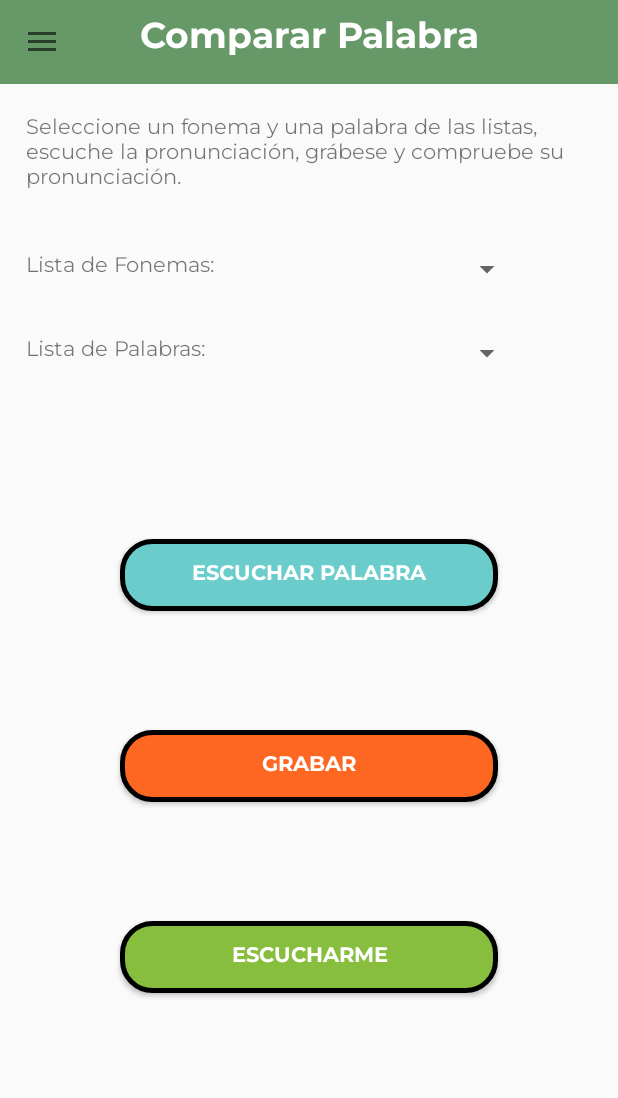
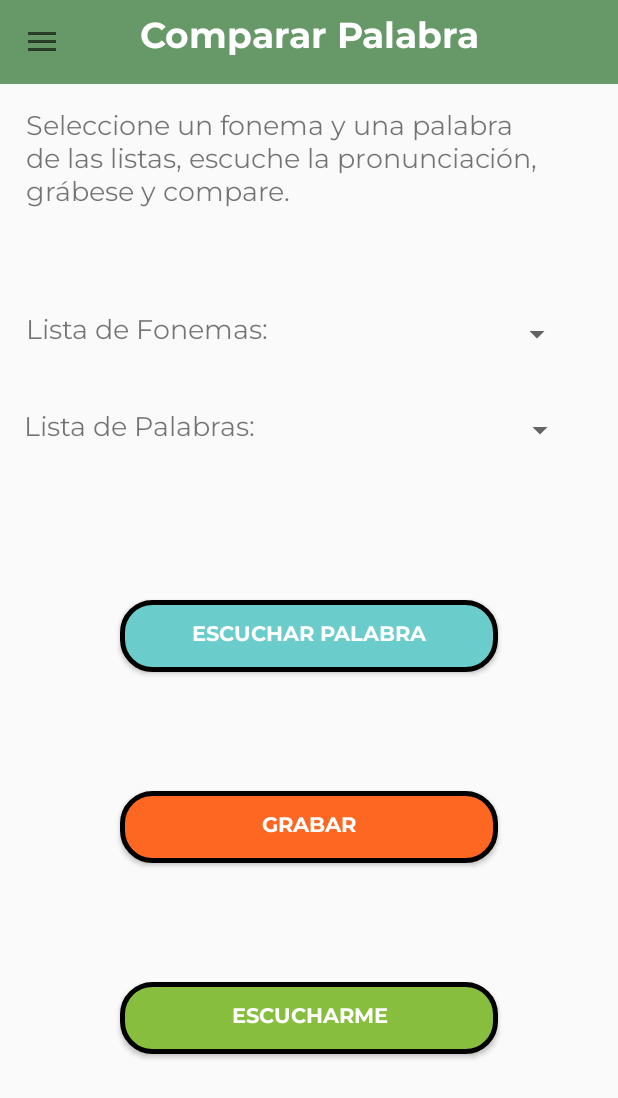
Before and after one commit to vaorozco/App-Web-Ingles, an Android app: the CompararPalabra screen opened directly, with no data from a screen before it, on a phone screen of 412 x 824 dp. Shown: the top 1098 px of the screen. Run offline under Robolectric (Android 15) with nearby library versions, the phone set to English and light mode, and no system bars.

Commit message:
Banco de Fonemas casi completo, comparar palabra listo

```diff
--- a/Proyecto/app/src/main/java/com/example/proyecto/CompararPalabra.java
+++ b/Proyecto/app/src/main/java/com/example/proyecto/CompararPalabra.java
@@ -28,11 +28,16 @@ import android.widget.Toast;
 
 import com.google.android.material.navigation.NavigationView;
 
+import java.sql.CallableStatement;
+import java.sql.ResultSet;
+import java.sql.SQLException;
+import java.util.ArrayList;
 import java.util.UUID;
 
 import static android.Manifest.permission.WRITE_EXTERNAL_STORAGE;
+import static com.example.proyecto.ConnectionHelper.conexionBD;
 
-public class CompararPalabra extends AppCompatActivity implements NavigationView.OnNavigationItemSelectedListener, AdapterView.OnItemSelectedListener{
+public class CompararPalabra extends AppCompatActivity implements NavigationView.OnNavigationItemSelectedListener{//, AdapterView.OnItemSelectedListener{
 
     DrawerLayout drawerLayout;
     NavigationView navigationView;
@@ -44,6 +49,11 @@ public class CompararPalabra extends AppCompatActivity implements NavigationView
     TextView textView;
     final int REQUEST_PERMISSION_CODE=1000;
     Fonema fonema = new Fonema();
+    Spinner spinner, spinner2;
+    Palabra palabra = new Palabra();
+    ArrayList listaNombresPalabras = new ArrayList<>();
+    ArrayList<byte[]> listaSonidosPalabras = new ArrayList<byte[]>();
+    //ArrayList listaSonidosPalabras = new ArrayList<byte[]>();
     @Override
     protected void onCreate(Bundle savedInstanceState) {
         super.onCreate(savedInstanceState);
@@ -65,19 +75,15 @@ public class CompararPalabra extends AppCompatActivity implements NavigationView
 
         if(!checkPermissionFromDevice())
             requestPermission();
-
-        //Spinner
-        Spinner spinner = (Spinner) findViewById(R.id.spinner3);
+        spinner = findViewById(R.id.spinner3);
+        spinner2 = findViewById(R.id.spinner4);
         ArrayAdapter<String> adapter = new ArrayAdapter<String>(this, android.R.layout.simple_spinner_item, fonema.listaNombres());
         adapter.setDropDownViewResource(android.R.layout.simple_spinner_dropdown_item);
         spinner.setAdapter(adapter);
-        spinner.setOnItemSelectedListener(this);
-
         botonEscucharPalabra = findViewById(R.id.botonEscucharPalabra);
         botonGrabar = findViewById(R.id.botonGrabar); //button1 boton grabar
         botonParar = findViewById(R.id.botonParar); //button2 boton parar
         botonEscucharme = findViewById(R.id.botonEscucharme); //button3 boton escucharme
-
 
         botonGrabar.setOnClickListener(new View.OnClickListener() {
             @Override
@@ -136,23 +142,106 @@ public class CompararPalabra extends AppCompatActivity implements NavigationView
                 Toast.makeText(CompararPalabra.this,"Sonando...",Toast.LENGTH_SHORT).show();
             }
         });
+
+        spinner.setOnItemSelectedListener(new AdapterView.OnItemSelectedListener(){
+            @Override
+            public void onItemSelected(AdapterView<?> parent, View view, int position, long id) {
+                listaNombresPalabras.removeAll(listaNombresPalabras);
+                listaSonidosPalabras.removeAll(listaSonidosPalabras);
+                try {CallableStatement spIDPalabra = conexionBD().prepareCall("{call dbo.SeleccionarPalabrasFonema(?)}");
+                    spIDPalabra.setInt(1,position+1);
+                    ResultSet rsIDPalabra = spIDPalabra.executeQuery();
+                    while(rsIDPalabra.next()){
+                        int idPalabra = rsIDPalabra.getInt(1);
+                        listaNombresPalabras.add(palabra.getListaPalabra().get(idPalabra-1).getNombre());
+                        byte[] sonido = palabra.getListaPalabra().get(idPalabra-1).getSonido();
+                        listaSonidosPalabras.add(sonido);
+                    }
+                    rsIDPalabra.close();
+                    spIDPalabra.close();
+                    conexionBD().close();
+                }catch (SQLException throwables) {
+                    throwables.printStackTrace();
+                }
+                spinner2.setAdapter(new ArrayAdapter<String>(CompararPalabra.this,android.R.layout.simple_spinner_dropdown_item,
+                        listaNombresPalabras));
+
+                //set divSpinner Visibility to Visible
+                //spinner2.setVisibility(View.VISIBLE);
+            }
+
+            @Override
+            public void onNothingSelected(AdapterView<?> parent)
+            {
+                // can leave this empty
+            }
+        });
+        spinner2.setOnItemSelectedListener(new AdapterView.OnItemSelectedListener()
+        {
+            @Override
+            public void onItemSelected(AdapterView<?> parent, View view, int position, long id)
+            {
+                Toast.makeText(getApplicationContext(), "Palabra seleccionada: "+listaNombresPalabras.get(position) ,Toast.LENGTH_SHORT).show();
+                botonEscucharPalabra.setOnClickListener(new View.OnClickListener() {
+                    @Override
+                    public void onClick(View v) {
+                        //fonema.reproducirSonido2((byte[]) listaSonidosPalabras.get(position),CompararPalabra.this);
+                        fonema.reproducirSonido2(listaSonidosPalabras.get(position),CompararPalabra.this);
+                    }
+                });
+            }
+
+            @Override
+            public void onNothingSelected(AdapterView<?> parent) {
+                // can leave this empty
+            }
+
+        });
+
+
+
+
+
     }
 
-    @Override
+    /*@Override
     public void onItemSelected(AdapterView<?> arg0, View arg1, int position, long id) {
+        System.out.println("POSITIONNNNNNNNNNNNNNNNNNNNNNNNNNNNNNNNNNNNNNNNNNNNNNNNNNNNNNNNNNNNNNNNNNNNNNNNNNNNNNNNNNNNNNNNNNNNN"+ position);
+        Toast.makeText(getApplicationContext(), "Fonema seleccionado: "+fonema.listaNombres().get(position) ,Toast.LENGTH_SHORT).show();
+        try {CallableStatement spIDPalabra = conexionBD().prepareCall("{call dbo.SeleccionarPalabrasFonema(?)}");
+        spIDPalabra.setInt(1,position+1);
+        ResultSet rsIDPalabra = spIDPalabra.executeQuery();
+        while(rsIDPalabra.next()){
+            int idPalabra = rsIDPalabra.getInt(1);
+            listaNombresPalabras.add(palabra.getListaPalabra().get(idPalabra-1).getNombre());
+        }
+        rsIDPalabra.close();
+        spIDPalabra.close();
+        conexionBD().close();
+        }catch (SQLException throwables) {
+            throwables.printStackTrace();
+        }
+        spinner2.setAdapter(new ArrayAdapter<String>(CompararPalabra.this,android.R.layout.simple_spinner_dropdown_item,
+                listaNombresPalabras));
+        /*spinner2 = findViewById(R.id.spinner4);
+        ArrayAdapter<String> adapter = new ArrayAdapter<String>(this, android.R.layout.simple_spinner_item, fonema.listaNombres());
+        adapter.setDropDownViewResource(android.R.layout.simple_spinner_dropdown_item);*/
+
+        //spinner.setAdapter(adapter);
+        /*spinner2.setOnItemSelectedListener(this);
+
         botonEscucharPalabra.setOnClickListener(new View.OnClickListener() {
             @Override
             public void onClick(View v) {
-                fonema.reproducirSonido2(fonema.getListaFonemas().get(position).getSonido(),CompararPalabra.this);
+                fonema.reproducirSonido2(palabra.getListaPalabra().get(position).getSonido(),CompararPalabra.this);
             }
         });
-        Toast.makeText(getApplicationContext(), "Fonema seleccionado: "+fonema.listaNombres().get(position) ,Toast.LENGTH_SHORT).show();
     }
 
     @Override
     public void onNothingSelected(AdapterView<?> parent) {
 
-    }
+    }*/
 
     private void setupMediaRecorder(){
         mediaRecorder = new MediaRecorder();
@@ -221,4 +310,5 @@ public class CompararPalabra extends AppCompatActivity implements NavigationView
         drawerLayout.closeDrawer(GravityCompat.START);
         return true;
     }
+
 }
--- a/Proyecto/app/src/main/res/layout/activity_comparar_palabra.xml
+++ b/Proyecto/app/src/main/res/layout/activity_comparar_palabra.xml
@@ -5,18 +5,18 @@
     android:id="@+id/drawer_layout"
     android:layout_width="match_parent"
     android:layout_height="match_parent"
+    android:fitsSystemWindows="true"
     tools:context=".CompararPalabra"
-    android:fitsSystemWindows="true"
     tools:openDrawer="start">
 
     <com.google.android.material.navigation.NavigationView
 
+        android:id="@+id/nav_view"
         android:layout_width="wrap_content"
         android:layout_height="match_parent"
-        android:id="@+id/nav_view"
+        android:layout_gravity="start"
         app:headerLayout="@layout/header2"
-        app:menu="@menu/main_menu2"
-        android:layout_gravity="start"/>
+        app:menu="@menu/main_menu2" />
 
     <ScrollView
         android:layout_width="match_parent"
@@ -28,33 +28,33 @@
 
             <TextView
                 android:id="@+id/textView18"
-            android:layout_width="142dp"
-            android:layout_height="22dp"
-            android:layout_marginStart="17dp"
-            android:layout_marginLeft="17dp"
-            android:layout_marginTop="84dp"
-            android:layout_marginEnd="45dp"
-            android:layout_marginRight="45dp"
+                android:layout_width="193dp"
+                android:layout_height="46dp"
+                android:layout_marginStart="16dp"
+                android:layout_marginLeft="16dp"
+                android:layout_marginTop="19dp"
+                android:layout_marginEnd="32dp"
+                android:layout_marginRight="32dp"
+                android:layout_marginBottom="81dp"
                 android:fontFamily="@font/montserrat"
                 android:text="Lista de Palabras:"
+                android:textSize="18sp"
+                app:layout_constraintBottom_toTopOf="@+id/botonEscucharPalabra"
                 app:layout_constraintEnd_toStartOf="@+id/spinner4"
-            app:layout_constraintHorizontal_bias="0.0"
                 app:layout_constraintStart_toStartOf="parent"
-            app:layout_constraintTop_toBottomOf="@+id/textView16" />
+                app:layout_constraintTop_toBottomOf="@+id/textView17" />
 
             <Spinner
                 android:id="@+id/spinner4"
-            android:layout_width="0dp"
-            android:layout_height="wrap_content"
-            android:layout_marginStart="44dp"
-            android:layout_marginLeft="44dp"
-            android:layout_marginTop="84dp"
-            android:layout_marginEnd="63dp"
-            android:layout_marginRight="63dp"
+                android:layout_width="142dp"
+                android:layout_height="47dp"
+                android:layout_marginTop="8dp"
+                android:layout_marginEnd="28dp"
+                android:layout_marginRight="28dp"
+                app:layout_constraintBottom_toTopOf="@+id/botonEscucharPalabra"
                 app:layout_constraintEnd_toEndOf="parent"
-            app:layout_constraintHorizontal_bias="1.0"
-            app:layout_constraintStart_toEndOf="@+id/textView17"
-            app:layout_constraintTop_toBottomOf="@+id/textView16" />
+                app:layout_constraintStart_toEndOf="@+id/textView18"
+                app:layout_constraintTop_toBottomOf="@+id/spinner3" />
 
             <androidx.appcompat.widget.Toolbar
                 android:id="@+id/toolbar6"
@@ -85,15 +85,16 @@
             <TextView
                 android:id="@+id/textView16"
                 android:layout_width="0dp"
-            android:layout_height="64dp"
+                android:layout_height="116dp"
                 android:layout_marginStart="17dp"
                 android:layout_marginLeft="17dp"
-            android:layout_marginTop="19dp"
+                android:layout_marginTop="16dp"
                 android:layout_marginEnd="16dp"
                 android:layout_marginRight="16dp"
                 android:layout_marginBottom="28dp"
                 android:fontFamily="@font/montserrat"
-            android:text="Seleccione un fonema y una palabra de las listas, escuche la pronunciación, grábese y compruebe su pronunciación."
+                android:text="Seleccione un fonema y una palabra de las listas, escuche la pronunciación, grábese y compare."
+                android:textSize="18sp"
                 app:layout_constraintBottom_toTopOf="@+id/spinner3"
                 app:layout_constraintEnd_toEndOf="parent"
                 app:layout_constraintHorizontal_bias="0.0"
@@ -107,7 +108,7 @@
                 android:layout_height="48dp"
                 android:layout_marginStart="79dp"
                 android:layout_marginLeft="79dp"
-            android:layout_marginTop="112dp"
+                android:layout_marginTop="80dp"
                 android:layout_marginEnd="80dp"
                 android:layout_marginRight="80dp"
                 android:layout_marginBottom="79dp"
@@ -158,28 +159,29 @@
 
             <TextView
                 android:id="@+id/textView17"
-            android:layout_width="142dp"
-            android:layout_height="22dp"
+                android:layout_width="191dp"
+                android:layout_height="45dp"
                 android:layout_marginStart="17dp"
                 android:layout_marginLeft="17dp"
-            android:layout_marginTop="28dp"
-            android:layout_marginEnd="45dp"
-            android:layout_marginRight="45dp"
+                android:layout_marginTop="20dp"
                 android:fontFamily="@font/montserrat"
                 android:text="Lista de Fonemas:"
+                android:textSize="18sp"
                 app:layout_constraintEnd_toStartOf="@+id/spinner3"
+                app:layout_constraintHorizontal_bias="0.0"
                 app:layout_constraintStart_toStartOf="parent"
                 app:layout_constraintTop_toBottomOf="@+id/textView16" />
 
             <Spinner
                 android:id="@+id/spinner3"
-            android:layout_width="0dp"
-            android:layout_height="wrap_content"
-            android:layout_marginStart="44dp"
-            android:layout_marginLeft="44dp"
-            android:layout_marginTop="28dp"
-            android:layout_marginEnd="63dp"
-            android:layout_marginRight="63dp"
+                android:layout_width="105dp"
+                android:layout_height="46dp"
+                android:layout_marginStart="68dp"
+                android:layout_marginLeft="68dp"
+                android:layout_marginTop="12dp"
+                android:layout_marginEnd="30dp"
+                android:layout_marginRight="30dp"
+                android:gravity="center_horizontal|center_vertical"
                 app:layout_constraintEnd_toEndOf="parent"
                 app:layout_constraintStart_toEndOf="@+id/textView17"
                 app:layout_constraintTop_toBottomOf="@+id/textView16" />
--- a/Proyecto/app/src/main/res/layout/activity_juegos.xml
+++ b/Proyecto/app/src/main/res/layout/activity_juegos.xml
@@ -45,6 +45,7 @@
         android:layout_marginEnd="248dp"
         android:layout_marginRight="248dp"
         android:text="Seleccione un juego:"
+        android:textSize="18sp"
         app:layout_constraintEnd_toEndOf="parent"
         app:layout_constraintHorizontal_bias="0.142"
         app:layout_constraintStart_toStartOf="parent"
@@ -55,7 +56,7 @@
         android:layout_height="330dp"
         android:layout_marginStart="98dp"
         android:layout_marginLeft="98dp"
-        android:layout_marginTop="70dp"
+        android:layout_marginTop="40dp"
         android:layout_marginEnd="98dp"
         android:layout_marginRight="98dp"
         android:layout_marginBottom="210dp"
@@ -76,7 +77,7 @@
             <ImageView
                 android:id="@+id/imageView8"
                 android:layout_width="match_parent"
-                android:layout_height="125dp"
+                android:layout_height="match_parent"
                 android:background="#FFF8F5F5"
                 app:srcCompat="@drawable/pareo" />
         </androidx.cardview.widget.CardView>
--- a/Proyecto/app/src/main/res/layout/activity_login.xml
+++ b/Proyecto/app/src/main/res/layout/activity_login.xml
@@ -24,10 +24,12 @@
             android:layout_marginBottom="64dp"
             android:clickable="true"
             android:fontFamily="@font/montserrat"
+            android:linksClickable="false"
             android:text="Olvidé mi contraseña"
             android:textColor="#000000"
             android:textColorHighlight="#009688"
             android:textIsSelectable="true"
+            android:textSize="18sp"
             app:layout_constraintBottom_toBottomOf="parent"
             app:layout_constraintEnd_toEndOf="parent"
             app:layout_constraintStart_toStartOf="parent"
--- a/Proyecto/app/src/main/res/layout/activity_memoria.xml
+++ b/Proyecto/app/src/main/res/layout/activity_memoria.xml
@@ -35,8 +35,8 @@
 
     <TextView
         android:id="@+id/textView22"
-        android:layout_width="0dp"
-        android:layout_height="19dp"
+        android:layout_width="401dp"
+        android:layout_height="51dp"
         android:layout_marginStart="7dp"
         android:layout_marginLeft="7dp"
         android:layout_marginTop="25dp"
@@ -44,8 +44,10 @@
         android:layout_marginRight="7dp"
         android:layout_marginBottom="20dp"
         android:text="El juego consiste en hacer parejas con las cartas relacionadas."
+        android:textSize="18sp"
         app:layout_constraintBottom_toTopOf="@+id/linearLayout3"
         app:layout_constraintEnd_toEndOf="parent"
+        app:layout_constraintHorizontal_bias="1.0"
         app:layout_constraintStart_toStartOf="parent"
         app:layout_constraintTop_toBottomOf="@+id/toolbarMemoria" />
 
--- a/Proyecto/app/src/main/res/layout/activity_menu_principal.xml
+++ b/Proyecto/app/src/main/res/layout/activity_menu_principal.xml
@@ -62,6 +62,7 @@
                 android:layout_marginTop="26dp"
                 android:fontFamily="@font/montserrat"
                 android:text="Seleccione una categoría:"
+                android:textSize="18sp"
                 app:layout_constraintStart_toStartOf="parent"
                 app:layout_constraintTop_toBottomOf="@+id/toolbar1" />
 
--- a/Proyecto/app/src/main/res/layout/activity_mi_perfil.xml
+++ b/Proyecto/app/src/main/res/layout/activity_mi_perfil.xml
@@ -38,6 +38,7 @@
                 android:layout_marginRight="324dp"
                 android:fontFamily="@font/montserrat"
                 android:text="Correo"
+                android:textSize="18sp"
                 app:layout_constraintEnd_toEndOf="parent"
                 app:layout_constraintHorizontal_bias="0.0"
                 app:layout_constraintStart_toStartOf="parent"
@@ -54,6 +55,7 @@
                 android:layout_marginRight="294dp"
                 android:fontFamily="@font/montserrat"
                 android:text="Contraseña"
+                android:textSize="18sp"
                 app:layout_constraintEnd_toEndOf="parent"
                 app:layout_constraintHorizontal_bias="0.0"
                 app:layout_constraintStart_toStartOf="parent"
@@ -102,6 +104,7 @@
                 android:layout_marginRight="315dp"
                 android:fontFamily="@font/montserrat"
                 android:text="Apellido"
+                android:textSize="18sp"
                 app:layout_constraintEnd_toEndOf="parent"
                 app:layout_constraintHorizontal_bias="0.0"
                 app:layout_constraintStart_toStartOf="parent"
@@ -144,6 +147,7 @@
                 android:layout_marginRight="315dp"
                 android:fontFamily="@font/montserrat"
                 android:text="Nombre"
+                android:textSize="18sp"
                 app:layout_constraintEnd_toEndOf="parent"
                 app:layout_constraintHorizontal_bias="0.0"
                 app:layout_constraintStart_toStartOf="parent"
--- a/Proyecto/app/src/main/res/layout/activity_registro.xml
+++ b/Proyecto/app/src/main/res/layout/activity_registro.xml
@@ -38,8 +38,8 @@
 
         <TextView
             android:id="@+id/textView6"
-            android:layout_width="311dp"
-            android:layout_height="27dp"
+            android:layout_width="351dp"
+            android:layout_height="30dp"
             android:layout_marginStart="43dp"
             android:layout_marginLeft="43dp"
             android:layout_marginTop="41dp"
@@ -48,6 +48,7 @@
             android:layout_marginBottom="32dp"
             android:fontFamily="@font/montserrat"
             android:text="Por favor ingrese los siguientes datos:"
+            android:textSize="18sp"
             app:layout_constraintBottom_toTopOf="@+id/editTextTextPersonName"
             app:layout_constraintEnd_toEndOf="parent"
             app:layout_constraintHorizontal_bias="0.0"
--- a/Proyecto/app/src/main/res/layout/activity_ver_fonema.xml
+++ b/Proyecto/app/src/main/res/layout/activity_ver_fonema.xml
@@ -45,6 +45,7 @@
         android:layout_marginRight="17dp"
         android:fontFamily="@font/montserrat"
         android:text="Selecciona el parlante para escuchar el fonema o las palabras."
+        android:textSize="18sp"
         app:layout_constraintEnd_toEndOf="parent"
         app:layout_constraintHorizontal_bias="0.0"
         app:layout_constraintStart_toStartOf="parent"
@@ -94,6 +95,7 @@
         android:layout_marginEnd="244dp"
         android:layout_marginRight="244dp"
         android:text="Ejemplos:"
+        android:textSize="14sp"
         app:layout_constraintEnd_toEndOf="parent"
         app:layout_constraintHorizontal_bias="0.0"
         app:layout_constraintStart_toStartOf="parent"
```
Also changed, not shown: Proyecto/app/src/main/java/com/example/proyecto/BancoFonemas.java (+38 -147 lines), Proyecto/app/src/main/java/com/example/proyecto/FeaturedAdapter.java (+8 -3 lines), Proyecto/app/src/main/java/com/example/proyecto/FeaturedHelperClass.java (+8 -12 lines), Proyecto/app/src/main/java/com/example/proyecto/Login.java (+14 -22 lines), Proyecto/app/src/main/java/com/example/proyecto/Palabra.java (+33 -0 lines), Proyecto/app/src/main/java/com/example/proyecto/VerFonema.java (+38 -12 lines), Proyecto/app/src/main/res/layout/activity_banco_fonemas.xml (+9 -35 lines), Proyecto/app/src/main/res/layout/activity_comparar_fonema.xml (+16 -15 lines), Proyecto/app/src/main/res/layout/activity_recuperar_contrasena.xml (+14 -11 lines). Lines whose indentation alone changed are shown as unchanged.
